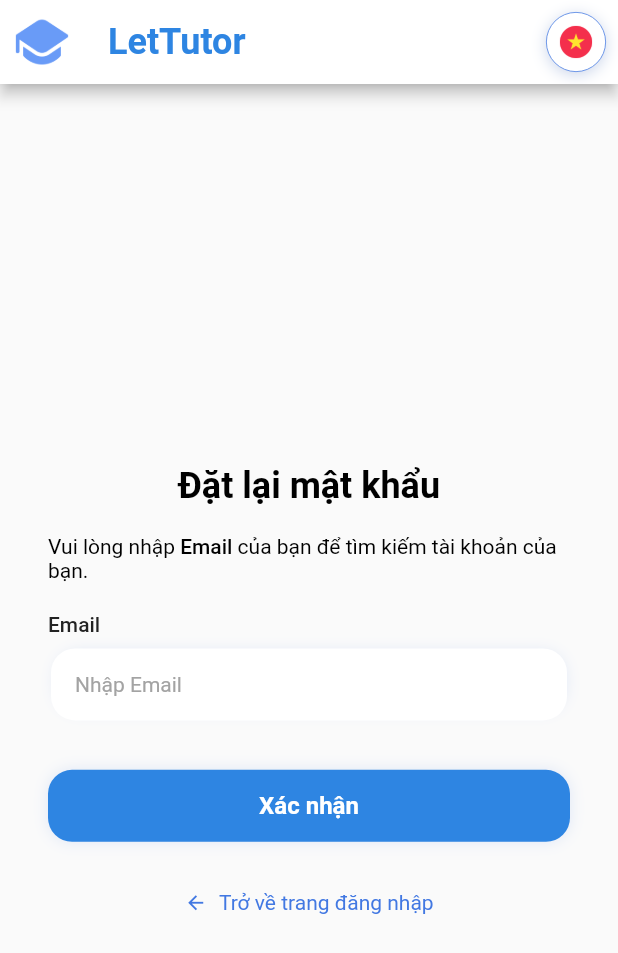
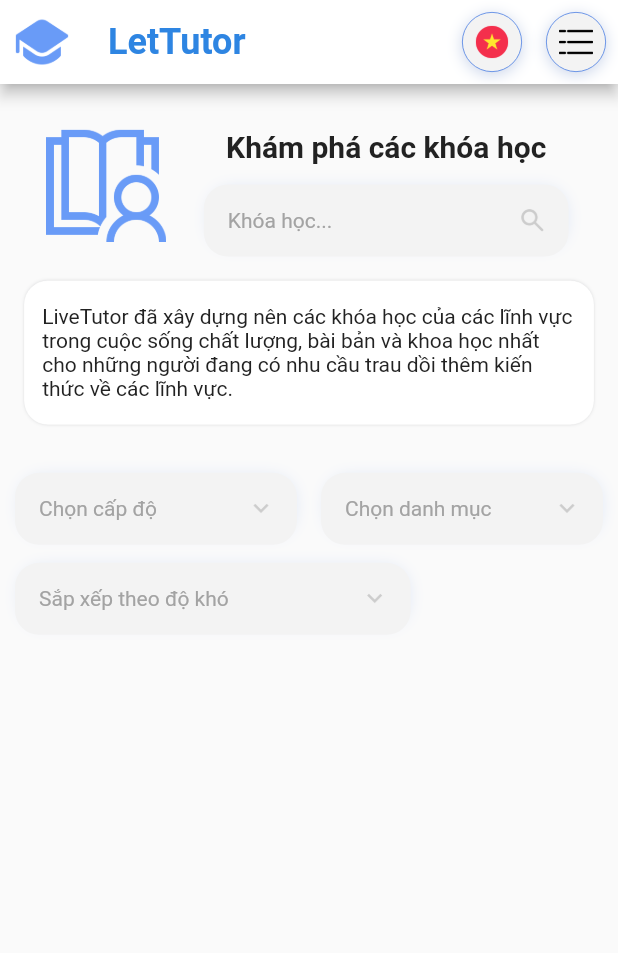
Before and after one commit to leminhduc106/Lettutor-Flutter, a Flutter app: the screen it shows after launch, on a phone screen of 412 x 824 dp. Shown: the top 953 px of the screen. Run offline on Flutter 3.47's test engine with Material 2 defaults, Android fonts, the phone set to English and light mode, and no system bars; our stand-ins replace chewie, flutter_rating_bar, video_player; Roboto replaces fonts that are missing (Roboto-Bold, Roboto-Medium, Roboto-Regular).

Commit message:
Feat: add filter course in discover_course_page

```diff
--- a/lettutor_flutter/lib/main.dart
+++ b/lettutor_flutter/lib/main.dart
@@ -3,9 +3,10 @@ import 'package:lettutor_flutter/views/authenticate/forgot_password_page.dart';
 import 'package:lettutor_flutter/views/authenticate/login_page.dart';
 import 'package:lettutor_flutter/views/authenticate/register_page.dart';
 import 'package:lettutor_flutter/views/home/booked_schedule_page.dart';
+import 'package:lettutor_flutter/views/home/discover_courses_page.dart';
 import 'package:lettutor_flutter/views/home/history_lesson_page.dart';
 import 'package:lettutor_flutter/views/home/tutor_detail_page.dart';
-import 'package:lettutor_flutter/views/home/tutor_list_page.dart';
+import 'package:lettutor_flutter/views/home/find_tutor_page.dart';
 
 void main() {
   runApp(const MyApp());
@@ -21,7 +22,7 @@ class MyApp extends StatelessWidget {
       theme: ThemeData(
         primarySwatch: Colors.blue,
       ),
-      home: const ForgetPasswordPage(),
+      home: const DiscoverCoursePage(),
     );
   }
 }
--- /dev/null
+++ b/lettutor_flutter/lib/views/home/discover_courses_page.dart
@@ -0,0 +1,158 @@
+import 'dart:math';
+import 'package:flutter/material.dart';
+import 'package:lettutor_flutter/utils/base_style.dart';
+import 'package:lettutor_flutter/widgets/custom_appbar/custom_appbar.dart';
+import 'package:lettutor_flutter/widgets/custom_textfield/custom_textfield.dart';
+
+class DiscoverCoursePage extends StatefulWidget {
+  const DiscoverCoursePage({Key? key}) : super(key: key);
+
+  @override
+  State<DiscoverCoursePage> createState() => _DiscoverCoursePageState();
+}
+
+class _DiscoverCoursePageState extends State<DiscoverCoursePage> {
+  final _findCourseController = TextEditingController();
+  final _levelFilterController = TextEditingController();
+  final _categoryFilterController = TextEditingController();
+
+  @override
+  Widget build(BuildContext context) {
+    Size size = MediaQuery.of(context).size;
+    double heightSafeArea = size.height -
+        MediaQuery.of(context).padding.top -
+        MediaQuery.of(context).padding.bottom;
+    double safeWidth = min(size.width, 500);
+    double keyboardHeight = EdgeInsets.fromWindowPadding(
+            WidgetsBinding.instance.window.viewInsets,
+            WidgetsBinding.instance.window.devicePixelRatio)
+        .bottom;
+    return Scaffold(
+      appBar: CustomAppbar(),
+      body: SafeArea(
+          child: SingleChildScrollView(
+        child: Container(
+          padding: const EdgeInsets.symmetric(horizontal: 8, vertical: 16),
+          child: Column(
+            mainAxisSize: MainAxisSize.max,
+            crossAxisAlignment: CrossAxisAlignment.start,
+            children: [
+              Row(
+                mainAxisSize: MainAxisSize.max,
+                mainAxisAlignment: MainAxisAlignment.spaceEvenly,
+                children: [
+                  SizedBox(
+                    height: 80,
+                    child: Image.asset(
+                      "assets/icons/common/icon_course.png",
+                      fit: BoxFit.fitHeight,
+                    ),
+                  ),
+                  Column(
+                    children: [
+                      Padding(
+                        padding: const EdgeInsets.symmetric(
+                            horizontal: 12, vertical: 14),
+                        child: Text(
+                          "Khám phá các khóa học",
+                          style: BaseTextStyle.heading4(fontSize: 20),
+                        ),
+                      ),
+                      SizedBox(
+                        width: safeWidth * 0.6,
+                        child: CustomTextField.common(
+                          onChanged: (value) {},
+                          textEditingController: _findCourseController,
+                          hintText: "Khóa học...",
+                          edit: () {},
+                          editIconPath: "assets/icons/action/icon_search.png",
+                          textInputType: TextInputType.name,
+                          fillColor: BaseColor.lightGrey,
+                        ),
+                      ),
+                    ],
+                  ),
+                ],
+              ),
+              Container(
+                margin: const EdgeInsets.symmetric(
+                  horizontal: 8,
+                  vertical: 16,
+                ),
+                padding: const EdgeInsets.symmetric(
+                    horizontal: 12.0, vertical: 16.0),
+                decoration: BoxDecoration(
+                    color: Colors.white,
+                    borderRadius: BorderRadius.circular(16.0),
+                    border: Border.all(color: Colors.black12, width: 0.1),
+                    boxShadow: [
+                      BoxShadow(
+                          color: const Color.fromARGB(255, 6, 11, 21)
+                              .withOpacity(0.1),
+                          spreadRadius: 0,
+                          blurRadius: 1,
+                          offset: const Offset(0, 0))
+                    ]),
+                width: safeWidth,
+                child: Text(
+                  "LiveTutor đã xây dựng nên các khóa học của các lĩnh vực trong cuộc sống chất lượng, bài bản và khoa học nhất cho những người đang có nhu cầu trau dồi thêm kiến thức về các lĩnh vực.",
+                  style: BaseTextStyle.body1(fontSize: 14),
+                ),
+              ),
+              const SizedBox(height: 16),
+              _buildFilterCourse(
+                  _levelFilterController, _categoryFilterController, safeWidth),
+            ],
+          ),
+        ),
+      )),
+    );
+  }
+}
+
+Widget _buildFilterCourse(TextEditingController _levelFilterController,
+    TextEditingController _categoryFilterController, double safeWidth) {
+  return Column(
+    crossAxisAlignment: CrossAxisAlignment.start,
+    children: [
+      Row(mainAxisAlignment: MainAxisAlignment.spaceBetween, children: [
+        Flexible(
+          child: CustomTextField.common(
+            onChanged: (value) {},
+            textEditingController: _levelFilterController,
+            hintText: "Chọn cấp độ",
+            textInputType: TextInputType.text,
+            fillColor: BaseColor.lightGrey,
+            editIconPath: "assets/icons/common/icon_arrow_down.png",
+            edit: () {},
+          ),
+        ),
+        const SizedBox(width: 12.0),
+        Flexible(
+          child: CustomTextField.common(
+            onChanged: (value) {},
+            textEditingController: _categoryFilterController,
+            textInputType: TextInputType.text,
+            hintText: "Chọn danh mục",
+            fillColor: BaseColor.lightGrey,
+            editIconPath: "assets/icons/common/icon_arrow_down.png",
+            edit: () {},
+          ),
+        ),
+      ]),
+      const SizedBox(height: 12.0),
+      SizedBox(
+        width: safeWidth * 0.65,
+        child: CustomTextField.common(
+          onChanged: (value) {},
+          textEditingController: _levelFilterController,
+          hintText: "Sắp xếp theo độ khó",
+          textInputType: TextInputType.text,
+          fillColor: BaseColor.lightGrey,
+          editIconPath: "assets/icons/common/icon_arrow_down.png",
+          edit: () {},
+        ),
+      ),
+    ],
+  );
+}
```
Also changed, not shown: lettutor_flutter/assets/icons/action/icon_search.png (added), lettutor_flutter/assets/icons/common/icon_course.png (added), lettutor_flutter/lib/views/home/find_tutor_page.dart (renamed from lettutor_flutter/lib/views/home/tutor_list_page.dart).
